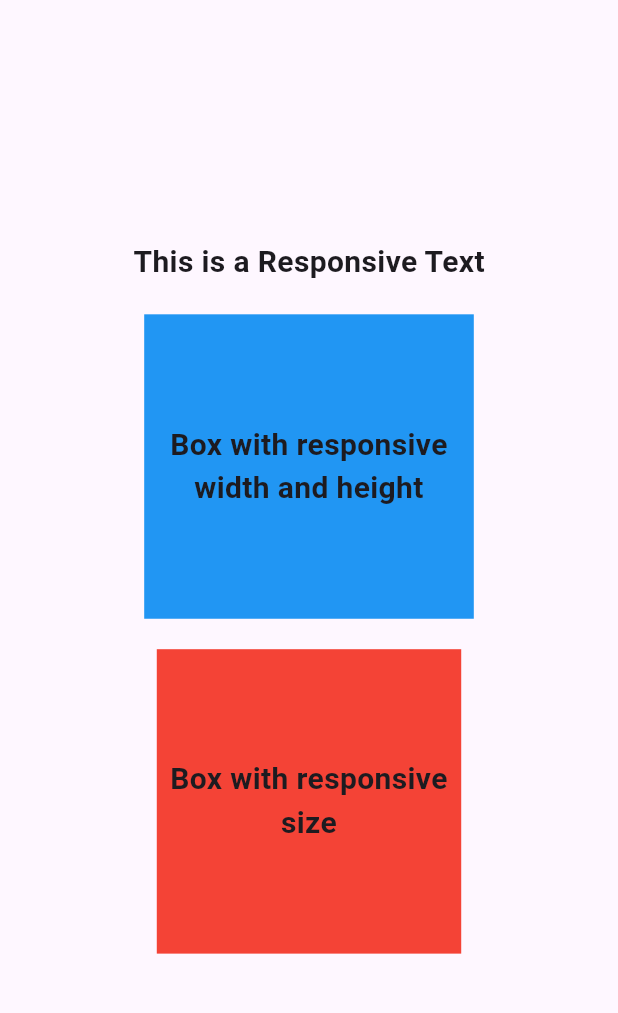
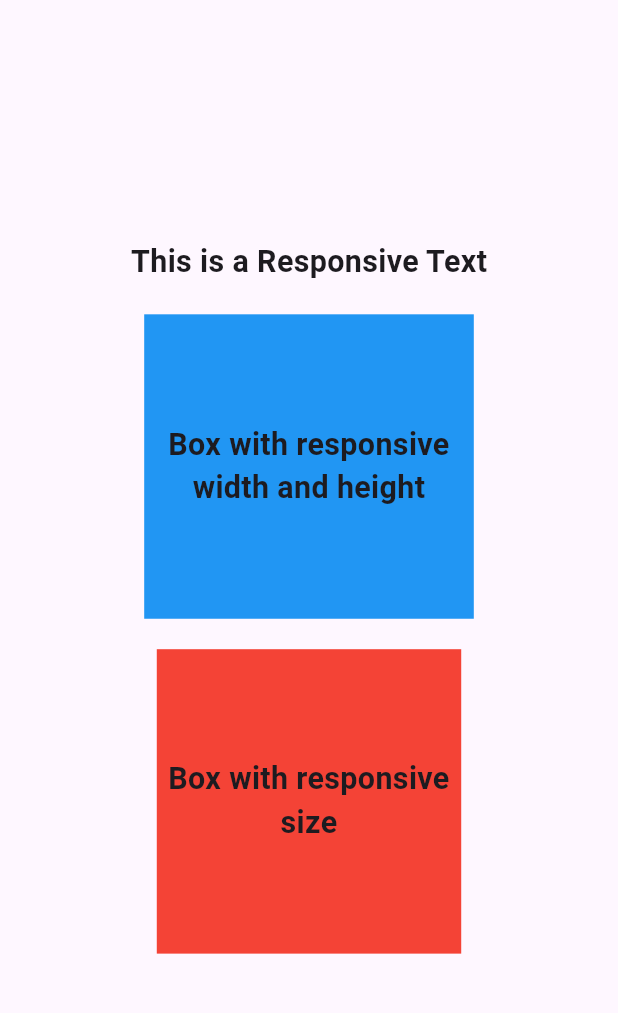
Before and after one commit to nijatumuyev/flexify, a Flutter app: the screen it shows after launch, on a phone screen of 412 x 824 dp, the part 63-1076 px from its top. Run offline on Flutter 3.47's test engine with Material 3 defaults, Android fonts, the phone set to English and light mode, and no system bars.

Commit message:
- Updated responsive text size calculating - Removed FontSizeResolver.

```diff
--- a/lib/flexify.dart
+++ b/lib/flexify.dart
@@ -8,7 +8,6 @@ part 'extensions/size_extension.dart';
 part 'components/context_creator.dart';
 
 /// A typedef for a function that resolves font sizes.
-typedef FontSizeResolver = double Function(num fontSize, FlexifyInit instance);
 
 /// Flexify is a widget that helps in making the UI responsive to different screen sizes.
 class Flexify extends StatefulWidget {
@@ -22,7 +21,6 @@ class Flexify extends StatefulWidget {
   final Widget app;
 
   /// An optional function to resolve font sizes.
-  final FontSizeResolver? fontSizeResolver;
 
   /// A global key for accessing the Flexify state.
   static final globalKey = GlobalKey<_FlexifyState>();
@@ -33,7 +31,6 @@ class Flexify extends StatefulWidget {
     required this.designWidth,
     required this.designHeight,
     required this.app,
-    this.fontSizeResolver,
   });
 
   @override
@@ -48,7 +45,6 @@ class _FlexifyState extends State<Flexify> {
       designWidth: widget.designWidth,
       designHeight: widget.designHeight,
       context: context,
-      fontSizeResolver: widget.fontSizeResolver,
     );
   }
 
--- a/lib/init/flexify_init.dart
+++ b/lib/init/flexify_init.dart
@@ -8,7 +8,6 @@ class FlexifyInit {
 
   late double _designWidth;
   late double _designHeight;
-  FontSizeResolver? _fontSizeResolver;
   BuildContext? _context;
 
   FlexifyInit._internal();
@@ -18,11 +17,9 @@ class FlexifyInit {
     required double designWidth,
     required double designHeight,
     required BuildContext context,
-    FontSizeResolver? fontSizeResolver,
   }) {
     _instance._designWidth = designWidth;
     _instance._designHeight = designHeight;
-    _instance._fontSizeResolver = fontSizeResolver;
     _instance._context = context;
   }
 
@@ -46,7 +43,5 @@ class FlexifyInit {
   double setHeight(num height) => height * scaleHeight;
 
   /// Returns the resolved font size.
-  double setRt(num fontSize) => _fontSizeResolver != null
-      ? _fontSizeResolver!(fontSize, this)
-      : _mediaQueryData.textScaler.scale(fontSize.toDouble());
+  double setRt(num fontSize) => fontSize * min(scaleWidth, scaleHeight);
 }
--- a/pubspec.yaml
+++ b/pubspec.yaml
@@ -1,6 +1,6 @@
 name: flexify
 description: "A Flutter package for adapting apps to various screen sizes, ensuring a great look on all devices."
-version: 1.0.4
+version: 1.0.5
 homepage: https://github.com/nijatumuyev/flexify
 
 environment:
```
Also changed, not shown: 2 other files.
